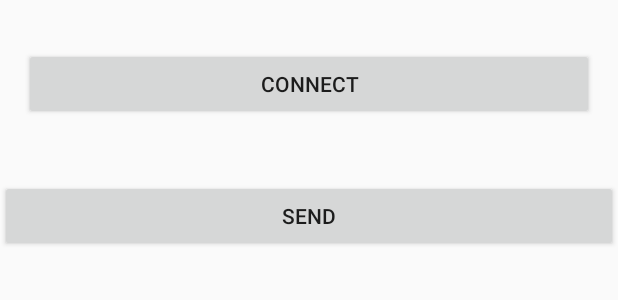
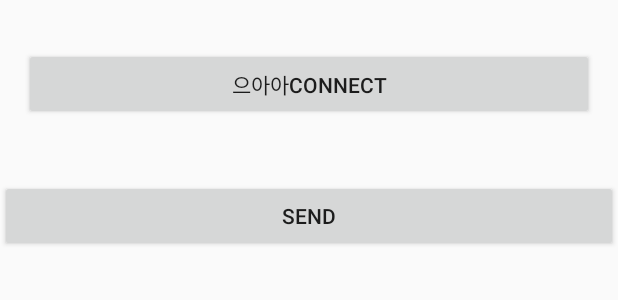
Before and after one commit to hse801/EyeShoe, an Android app: the layout activity_main.xml on its own in the app's theme, with its tools: preview values and no code run, on a phone screen of 412 x 824 dp. Shown: the top 300 px of the screen. Run offline under Robolectric (Android 15) with nearby library versions, the light colour scheme and no system bars.

Commit message:
Update activity_main.xml

```diff
--- a/app/src/main/res/layout/activity_main.xml
+++ b/app/src/main/res/layout/activity_main.xml
@@ -18,7 +18,7 @@
         android:layout_marginEnd="16dp"
         android:layout_marginRight="16dp"
         android:layout_marginBottom="32dp"
-        android:text="CONNECT" />
+        android:text="으아아CONNECT" />
 
     <Button
         android:id="@+id/btnSend"
```
